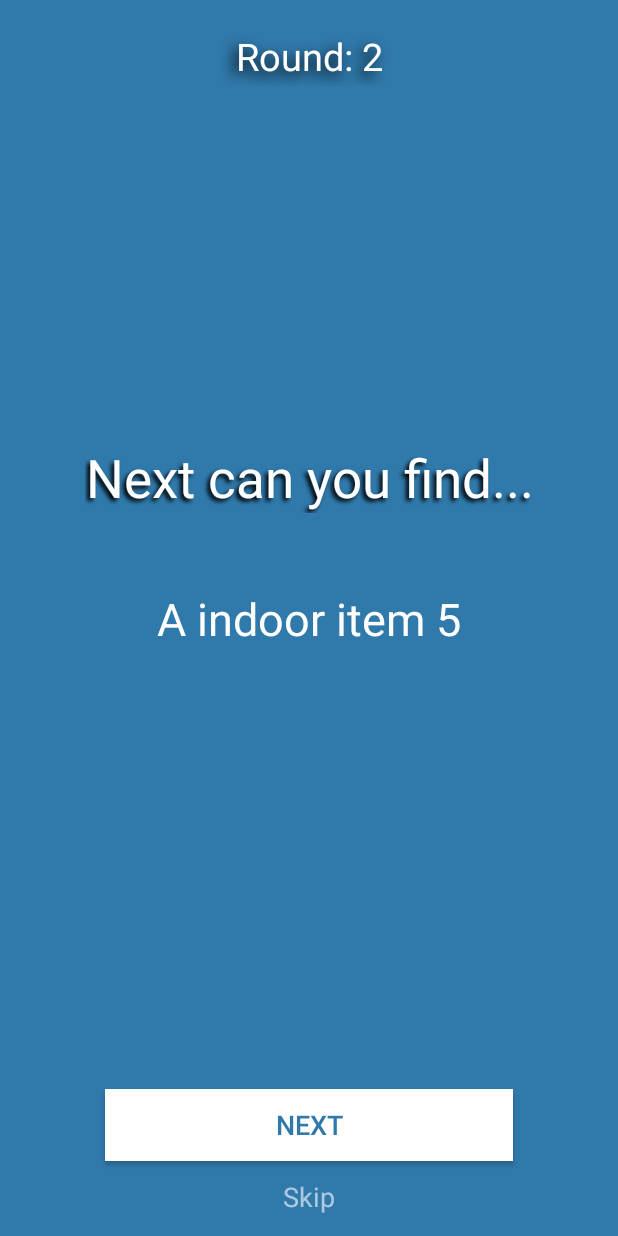
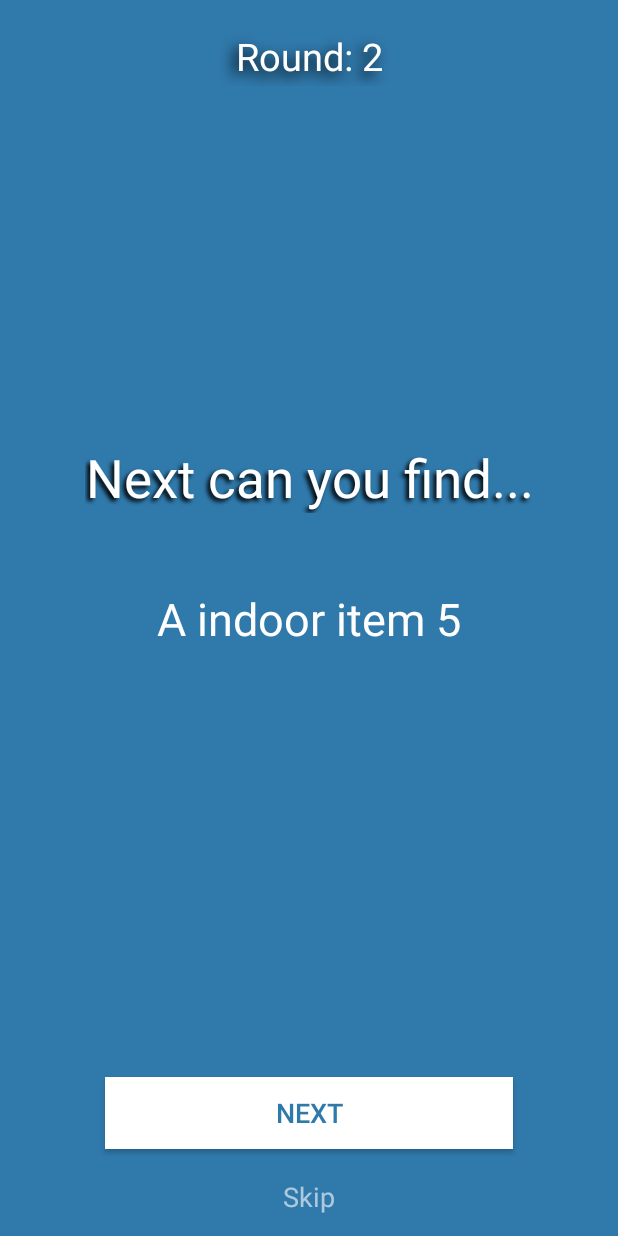
Before and after one commit to bctecnica/House-hunt, an Android app: the MainGame screen opened directly, with no data from a screen before it, after a tap on "NEXT", on a phone screen of 412 x 824 dp. Run offline under Robolectric (Android 15) with nearby library versions, the phone set to English and light mode, and no system bars; 1 other tap on this screen came first.

Commit message:
Updated gameLayout and added items to the outdoor list

```diff
--- a/app/src/main/AndroidManifest.xml
+++ b/app/src/main/AndroidManifest.xml
@@ -4,9 +4,8 @@
 
     <application
         android:allowBackup="true"
-        android:icon="@mipmap/ic_launcher"
+        android:icon="@drawable/house_hunt_logo"
         android:label="@string/app_name"
-        android:roundIcon="@mipmap/ic_launcher_round"
         android:supportsRtl="true"
         android:theme="@style/AppTheme">
         <activity android:name=".MainGame"
--- a/app/src/main/java/com/bctecnica/houseHunt/ColorWheel.java
+++ b/app/src/main/java/com/bctecnica/houseHunt/ColorWheel.java
@@ -19,9 +19,9 @@ public class ColorWheel {
             "#637a91", // dark gray
             "#f092b0", // pink
             "#b7c0c7", // light grey
-            "#ffd700", // yellow
             "#990000", // blood red
-            "#808080" // grey
+            "#808080", // grey
+            "#93CB56"  // green
     };
 
     // used to create a random color picker
--- a/app/src/main/java/com/bctecnica/houseHunt/ItemsToFind.java
+++ b/app/src/main/java/com/bctecnica/houseHunt/ItemsToFind.java
@@ -11,14 +11,15 @@ public class ItemsToFind {
             "indoor item 1", "indoor item 2", "indoor item 3",
             "indoor item 4", "indoor item 5", "indoor item 6",
             "indoor item 7", "indoor item 8", "indoor item 9",
-            "indoor item 10", "indoor item 11", "indoor item 12",
+            "indoor item 10", "indoor item 11", "indoor item 12"
     };
 
     private String[] outdoor = {
-            "outdoor item 1", "outdoor item 2", "outdoor item 3",
-            "outdoor item 4", "outdoor item 5", "outdoor item 6",
-            "outdoor item 7", "outdoor item 8", "outdoor item 9",
-            "outdoor item 10", "outdoor item 11", "outdoor item 12",
+            "acorn", "feather", "clover", "pine cone",
+            "branch", "Y-shaped twig", "stone", "heart shaped rock",
+            "yellow flower", "white flower", "green leaf", "brown leaf",
+            "blade of glass", "piece of bark", "seed", "dandelion",
+            "colourful flower", "shell", "smooth rock", "something spikey"
     };
 
     // Combined array of both inside/outside[]
--- a/app/src/main/java/com/bctecnica/houseHunt/MainGame.java
+++ b/app/src/main/java/com/bctecnica/houseHunt/MainGame.java
@@ -4,16 +4,12 @@ import androidx.appcompat.app.AlertDialog;
 import androidx.appcompat.app.AppCompatActivity;
 import androidx.constraintlayout.widget.ConstraintLayout;
 
-import android.content.DialogInterface;
 import android.graphics.Color;
 import android.media.MediaPlayer;
 import android.os.Bundle;
 import android.view.View;
 import android.widget.Button;
-import android.widget.PopupMenu;
-import android.widget.RelativeLayout;
 import android.widget.TextView;
-import android.widget.Toast;
 
 import java.util.Objects;
 
@@ -21,7 +17,7 @@ public class MainGame extends AppCompatActivity {
 
     private ItemsToFind itemsToFind = new ItemsToFind();
     private ColorWheel colorWheel = new ColorWheel();
-    private TextView itemToFindText, nextFindTopText, roundCountText, companyLogo, skipButton;
+    private TextView itemToFindText, instructionText, roundCountText, companyLogo, skipButton;
     private Button nextItemButton;
     private ConstraintLayout mainGameLayout;
     int passedNumber;
@@ -35,7 +31,7 @@ public class MainGame extends AppCompatActivity {
         skipButton = findViewById(R.id.skipButton);
         roundCountText = findViewById(R.id.roundCountText);
         itemToFindText = findViewById(R.id.itemToFindText);
-        nextFindTopText = findViewById(R.id.nextFindText);
+        instructionText = findViewById(R.id.nextFindText);
         nextItemButton = findViewById(R.id.nextItemButton);
         mainGameLayout = findViewById(R.id.mainGameLayout);
         companyLogo = findViewById(R.id.companyLogo);
@@ -89,25 +85,36 @@ public class MainGame extends AppCompatActivity {
     public void updateLayout(){
         switch (roundCount) {
             case 0:
-                nextFindTopText.setText("First up can you find...");
+                instructionText.setText("First up can you find...");
                 nextItemButton.setText("NEXT");
                 skipButton.setText("Skip");
                 break;
             case 1:
             case 5:
-                nextFindTopText.setText("Next can you find...");
+            case 8:
+                instructionText.setText("Next can you find...");
+                break;
+            case 2 :
+                instructionText.setText("You're doing great next can you find...");
+                break;
+            case 3:
+            case 6:
+                instructionText.setText("Ok next can you find...");
                 break;
             case 4:
-                nextFindTopText.setText(R.string.half_way);
+                instructionText.setText(R.string.half_way);
+                break;
+            case 7:
+                instructionText.setText("You're nearly at the end now can you find..");
                 break;
             case 9:
-                nextFindTopText.setText("Finally can you find.");
+                instructionText.setText("Finally can you find...");
                 nextItemButton.setText("FINISH");
                 break;
             case 10:
                 companyLogo.setText(R.string.company_logo);
                 roundCountText.setVisibility(View.INVISIBLE);
-                nextFindTopText.setVisibility(View.INVISIBLE);
+                instructionText.setVisibility(View.INVISIBLE);
                 nextItemButton.setVisibility(View.INVISIBLE);
                 itemToFindText.setVisibility(View.INVISIBLE);
                 skipButton.setVisibility(View.INVISIBLE);
@@ -123,7 +130,7 @@ public class MainGame extends AppCompatActivity {
         AlertDialog.Builder gameOverPopUp = new AlertDialog.Builder(this);
         gameOverPopUp.setCancelable(false);
         gameOverPopUp.setIcon(R.drawable.winner_icon);
-        gameOverPopUp.setTitle("             -GAME OVER-");
+        gameOverPopUp.setTitle("             -WELL DONE-");
         gameOverPopUp.setMessage("Time to count up each players pile and see who the winner is.");
 
         gameOverPopUp.setNegativeButton(
--- a/app/src/main/res/layout/activity_main_game.xml
+++ b/app/src/main/res/layout/activity_main_game.xml
@@ -47,16 +47,16 @@
         android:id="@+id/itemToFindText"
         android:layout_width="wrap_content"
         android:layout_height="wrap_content"
-        android:layout_marginStart="8dp"
-        android:layout_marginEnd="8dp"
         android:gravity="center"
         android:justificationMode="inter_word"
+        android:paddingStart="15dp"
+        android:paddingEnd="15dp"
+        android:shadowDx="-1"
+        android:shadowDy="1"
+        android:shadowRadius="1"
         android:text="@string/instructions"
         android:textColor="#FFFFFF"
         android:textSize="30sp"
-        android:shadowDx="-1"
-        android:shadowDy="1"
-        android:shadowRadius="1"
         app:layout_constraintBottom_toBottomOf="parent"
         app:layout_constraintEnd_toEndOf="parent"
         app:layout_constraintStart_toStartOf="parent"
@@ -68,11 +68,11 @@
         android:layout_height="wrap_content"
         android:layout_marginStart="60dp"
         android:layout_marginEnd="60dp"
-        android:layout_marginBottom="40dp"
+        android:layout_marginBottom="48dp"
         android:background="#FFFFFF"
         android:text="Begin"
+        android:textColor="#51b46d"
         android:textSize="18sp"
-        android:textColor="#51b46d"
         app:layout_constraintBottom_toBottomOf="parent"
         app:layout_constraintEnd_toEndOf="parent"
         app:layout_constraintStart_toStartOf="parent" />
--- a/app/src/main/res/values/strings.xml
+++ b/app/src/main/res/values/strings.xml
@@ -4,5 +4,5 @@
     <string name="e_mail">e_mail</string>
     <string name="instructions">Players must rush to find the item called, the first player back to the announcer adds it to they\'re pile the player with most items in there pile after 10 rounds is the winner </string>
     <string name="company_logo">BCTecnica &#169;</string>
-    <string name="half_way">You\'re half way now \ncan you find..</string>
+    <string name="half_way">You\'re half way there \nnow can you find..</string>
 </resources>
```
Also changed, not shown: app/src/main/java/com/bctecnica/houseHunt/MainActivity.java (+5 -5 lines), app/src/main/res/drawable/house_hunt_logo.png (added).
